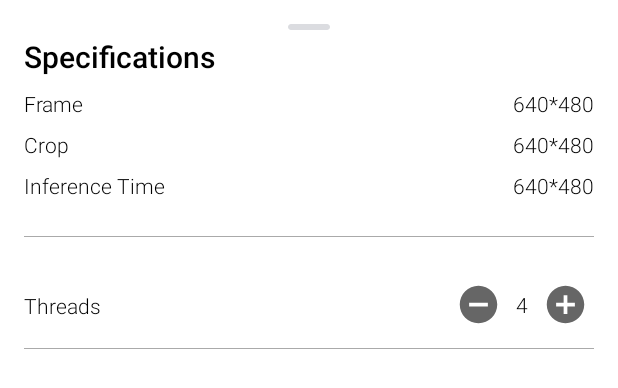
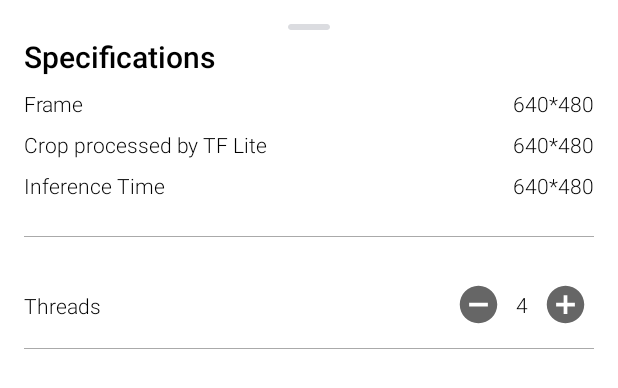
Before and after one commit to severin617/tum-lens, an Android app: the layout activity_detection_bottom_sheet.xml on its own in the app's theme, with its tools: preview values and no code run, on a phone screen of 412 x 824 dp. Shown: the top 388 px of the screen. Run offline under Robolectric (Android 15) with nearby library versions, the phone set to English and light mode, and no system bars.

Commit message:
Enable camera preview to be displayed "behind" the status bar instead of the black status bar

```diff
--- a/TUM_Lens/app/src/main/java/com/maxjokel/lens/classification/ClassificationActivity.kt
+++ b/TUM_Lens/app/src/main/java/com/maxjokel/lens/classification/ClassificationActivity.kt
@@ -87,9 +87,6 @@ class ClassificationActivity : AppCompatActivity(), GestureDetector.OnGestureLis
 
         // prevent display from being dimmed down
         window.addFlags(WindowManager.LayoutParams.FLAG_KEEP_SCREEN_ON)
-
-        // set status bar background to black
-        window.statusBarColor = ContextCompat.getColor(this, R.color.black)
 
         // set corresponding layout
         setContentView(R.layout.activity_classification)
--- a/TUM_Lens/app/src/main/java/com/maxjokel/lens/detection/CameraActivity.kt
+++ b/TUM_Lens/app/src/main/java/com/maxjokel/lens/detection/CameraActivity.kt
@@ -65,7 +65,9 @@ abstract class CameraActivity : AppCompatActivity(), ImageReader.OnImageAvailabl
     override fun onCreate(savedInstanceState: Bundle?) {
         LOGGER.d("onCreate $this")
         super.onCreate(null)
+
         window.addFlags(WindowManager.LayoutParams.FLAG_KEEP_SCREEN_ON)
+
         setContentView(R.layout.activity_detection)
         setFragment()
 
--- a/TUM_Lens/app/src/main/res/layout/activity_detection.xml
+++ b/TUM_Lens/app/src/main/res/layout/activity_detection.xml
@@ -5,9 +5,9 @@
     xmlns:tools="http://schemas.android.com/tools"
     android:layout_width="match_parent"
     android:layout_height="match_parent"
-    android:background="@android:color/white">
+    android:background="@android:color/black">
 
-    <FrameLayout
+    <androidx.camera.view.PreviewView
         android:id="@+id/container"
         android:layout_width="match_parent"
         android:layout_height="match_parent"
@@ -21,7 +21,7 @@
         android:id="@+id/activity_detection_bottom_sheet_view"
         android:layout_width="match_parent"
         android:layout_height="wrap_content"
-        android:alpha="1"
+        android:alpha="0.85"
         android:background="@drawable/rounded_corners"
         app:behavior_hideable="false"
         app:behavior_peekHeight="140dp"
--- a/TUM_Lens/app/src/main/res/layout/activity_detection_bottom_sheet.xml
+++ b/TUM_Lens/app/src/main/res/layout/activity_detection_bottom_sheet.xml
@@ -1,5 +1,6 @@
 <?xml version="1.0" encoding="utf-8"?>
-<LinearLayout xmlns:android="http://schemas.android.com/apk/res/android"
+<LinearLayout
+    xmlns:android="http://schemas.android.com/apk/res/android"
     xmlns:tools="http://schemas.android.com/tools"
     android:id="@+id/activity_detection_bottom_sheet_layout"
     android:layout_width="match_parent"
@@ -58,7 +59,7 @@
             android:id="@+id/crop"
             android:layout_width="wrap_content"
             android:layout_height="wrap_content"
-            android:text="Crop"
+            android:text="Crop processed by TF Lite"
             android:textColor="@android:color/black" />
 
         <TextView
--- a/TUM_Lens/app/src/main/res/layout/activity_detection_cam_fragment_tracking.xml
+++ b/TUM_Lens/app/src/main/res/layout/activity_detection_cam_fragment_tracking.xml
@@ -13,7 +13,7 @@
  See the License for the specific language governing permissions and
  limitations under the License.
 -->
-<FrameLayout xmlns:android="http://schemas.android.com/apk/res/android"
+<androidx.coordinatorlayout.widget.CoordinatorLayout xmlns:android="http://schemas.android.com/apk/res/android"
     android:layout_width="match_parent"
     android:layout_height="match_parent">
 
@@ -27,4 +27,4 @@
         android:layout_width="match_parent"
         android:layout_height="match_parent" />
 
-</FrameLayout>
+</androidx.coordinatorlayout.widget.CoordinatorLayout>
--- a/TUM_Lens/app/src/main/res/layout/btn_detection_mode.xml
+++ b/TUM_Lens/app/src/main/res/layout/btn_detection_mode.xml
@@ -10,7 +10,7 @@
         android:layout_width="wrap_content"
         android:layout_height="wrap_content"
         android:layout_centerHorizontal="true"
-        android:layout_margin="12dp"
+        android:layout_margin="36dp"
         app:singleSelection="true"
         app:selectionRequired="true">
         <Button
--- a/TUM_Lens/app/src/main/res/values/styles.xml
+++ b/TUM_Lens/app/src/main/res/values/styles.xml
@@ -8,6 +8,7 @@
 
     <!-- Base application theme. -->
     <style name="AppTheme" parent="Theme.MaterialComponents.Light.NoActionBar">
+
         <item name="colorPrimary">@color/colorPrimary</item>
         <item name="colorPrimaryDark">@color/colorPrimaryDark</item>
         <item name="colorAccent">@color/colorAccent</item>
@@ -15,10 +16,9 @@
         <item name="android:textViewStyle">@style/RobotoTextViewStyle</item>
         <item name="android:buttonStyle">@style/RobotoButtonStyle</item>
 
-        <!-- Edge-to-edge app content: https://developer.android.com/training/gestures/gesturenav       -->
-        <!-- does nothing, but should somehow work...        -->
         <item name="android:navigationBarColor">@android:color/black</item>
-        <item name="android:statusBarColor">@android:color/black</item>
+        <item name="android:windowDrawsSystemBarBackgrounds">false</item>
+        <item name="android:windowTranslucentStatus">true</item>
 
         <!-- TODO: make transition smooth, especially between classification and detection mode -->
         <!-- enable window content transitions -->
```
Also changed, not shown: TUM_Lens/app/src/main/java/com/maxjokel/lens/detection/CameraConnectionFragment.kt (+3 -12 lines), TUM_Lens/app/src/main/java/com/maxjokel/lens/detection/DetectionActivity.kt (+3 -7 lines).
